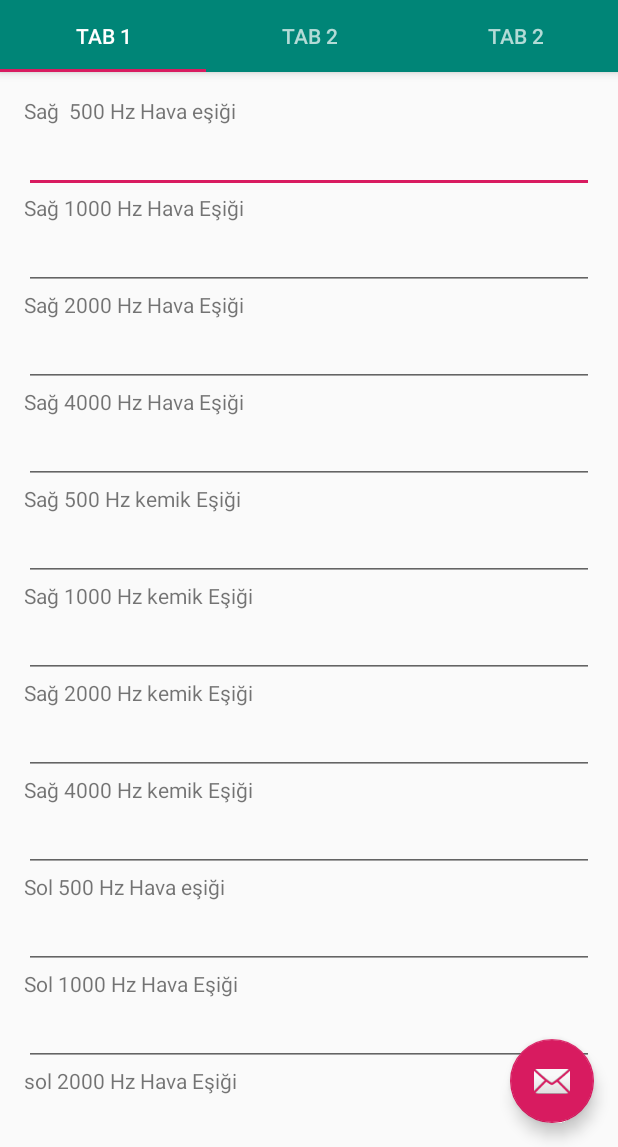
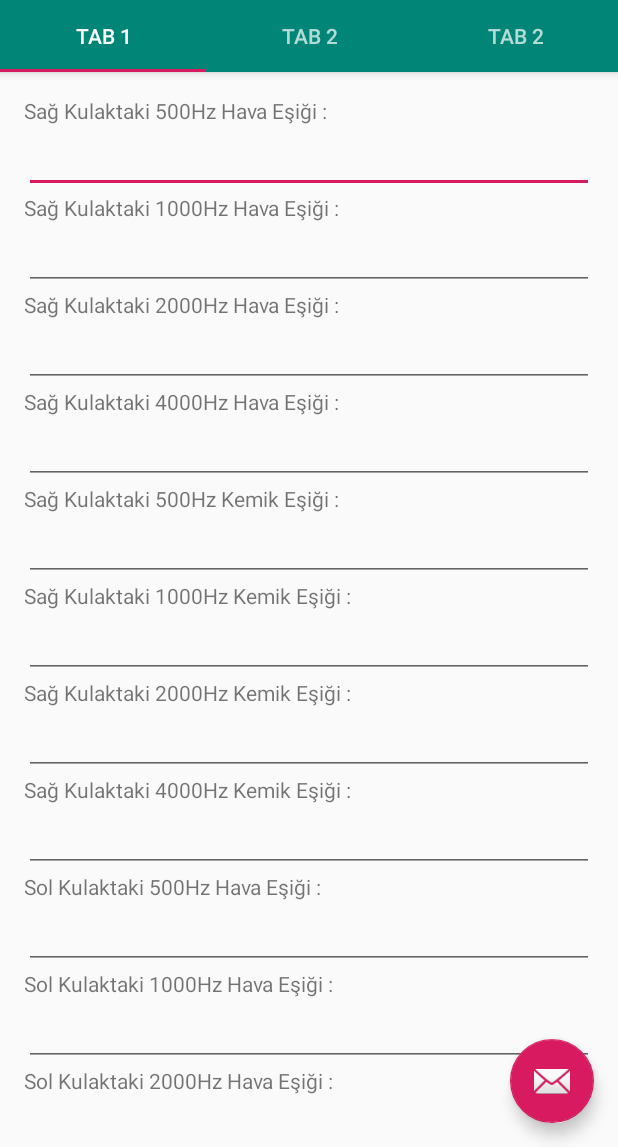
Before and after one commit to ozdemirmelih/PureToneTools, an Android app: the screen it shows after launch (MainActivity), on a phone screen of 412 x 824 dp, the part 89-1236 px from its top. Run offline under Robolectric (Android 15) with nearby library versions, the phone set to English and light mode, and no system bars.

Commit message:
put completed strings.xml
Todo fix static context call

```diff
--- a/app/src/main/AndroidManifest.xml
+++ b/app/src/main/AndroidManifest.xml
@@ -3,6 +3,7 @@
     package="com.example.puretonetools">
 
     <application
+        android:name="com.example.puretonetools.PtaCalc"
         android:allowBackup="true"
         android:icon="@mipmap/ic_launcher"
         android:label="@string/app_name"
--- a/app/src/main/java/com/example/puretonetools/MainActivity.java
+++ b/app/src/main/java/com/example/puretonetools/MainActivity.java
@@ -20,6 +20,7 @@ public class MainActivity extends AppCompatActivity {
     @Override
     protected void onCreate(Bundle savedInstanceState) {
         super.onCreate(savedInstanceState);
+
         setContentView(R.layout.activity_main);
         SectionsPagerAdapter sectionsPagerAdapter = new SectionsPagerAdapter(this, getSupportFragmentManager());
         ViewPager viewPager = findViewById(R.id.view_pager);
--- a/app/src/main/java/com/example/puretonetools/SrtFragment.java
+++ b/app/src/main/java/com/example/puretonetools/SrtFragment.java
@@ -78,9 +78,9 @@ public class SrtFragment extends Fragment implements OnClickListener {
         Button sonra = (Button) getView().findViewById(R.id.sonraki);
         sonra.setOnClickListener(this);
         if (isSDS) {
-            once.setText("Yanlış");
-            basa.setText("Sonraki Liste");
-            sonra.setText("Doğru");
+            once.setText(R.string.yanlis);
+            basa.setText(R.string.degis);
+            sonra.setText(R.string.dogru);
             pert.setVisibility(View.VISIBLE);
             srtText.setText("Kas");
         }
--- a/app/src/main/res/layout/fragment_pta.xml
+++ b/app/src/main/res/layout/fragment_pta.xml
@@ -24,7 +24,7 @@
                 <TextView
                     android:layout_width="match_parent"
                     android:layout_height="match_parent"
-                    android:text="Sağ  500 Hz Hava eşiği"
+                    android:text="@string/besyuz_hava_sag_esik"
                     />
                 >
                 <EditText
@@ -41,7 +41,7 @@
                 <TextView
                     android:layout_width="wrap_content"
                     android:layout_height="wrap_content"
-                    android:text="Sağ 1000 Hz Hava Eşiği"
+                    android:text="@string/bin_hava_sag_esik"
                     />
                 <EditText
                     android:id="@+id/binhava"
@@ -57,7 +57,7 @@
                 <TextView
                     android:layout_width="match_parent"
                     android:layout_height="wrap_content"
-                    android:text="Sağ 2000 Hz Hava Eşiği"
+                    android:text="@string/ikibin_hava_sag_esik"
                     />
                 <EditText
                     android:id="@+id/ikibinhava"
@@ -74,7 +74,7 @@
                 <TextView
                     android:layout_width="wrap_content"
                     android:layout_height="wrap_content"
-                    android:text="Sağ 4000 Hz Hava Eşiği"
+                    android:text="@string/dortbin_hava_sag_esik"
                     />
                 <EditText
                     android:id="@+id/dortbinhava"
@@ -92,7 +92,7 @@
                 <TextView
                     android:layout_width="match_parent"
                     android:layout_height="match_parent"
-                    android:text="Sağ 500 Hz kemik Eşiği"
+                    android:text="@string/besyuz_kemik_sag_esik"
                     />
                 <EditText
                     android:id="@+id/besyuzkemik"
@@ -110,7 +110,7 @@
                 <TextView
                     android:layout_width="match_parent"
                     android:layout_height="match_parent"
-                    android:text="Sağ 1000 Hz kemik Eşiği"
+                    android:text="@string/bin_kemik_sag_esik"
                     />
                 <EditText
                     android:id="@+id/binkemik"
@@ -127,7 +127,7 @@
                 <TextView
                     android:layout_width="match_parent"
                     android:layout_height="match_parent"
-                    android:text="Sağ 2000 Hz kemik Eşiği"
+                    android:text="@string/ikibin_kemik_sag_esik"
                     />
                 <EditText
                     android:id="@+id/ikibinkemik"
@@ -146,7 +146,7 @@
                 <TextView
                     android:layout_width="match_parent"
                     android:layout_height="match_parent"
-                    android:text="Sağ 4000 Hz kemik Eşiği" />
+                    android:text="@string/dortbin_kemik_sag_esik" />
 
                 <EditText
                     android:id="@+id/dortbinkemik"
@@ -165,7 +165,7 @@
                 <TextView
                     android:layout_width="match_parent"
                     android:layout_height="match_parent"
-                    android:text="Sol 500 Hz Hava eşiği" />
+                    android:text="@string/besyuz_hava_sol_esik" />
                 >
 
                 <EditText
@@ -185,7 +185,7 @@
                 <TextView
                     android:layout_width="wrap_content"
                     android:layout_height="wrap_content"
-                    android:text="Sol 1000 Hz Hava Eşiği" />
+                    android:text="@string/bin_hava_sol_esik" />
 
                 <EditText
                     android:id="@+id/solbinhava"
@@ -204,7 +204,7 @@
                 <TextView
                     android:layout_width="match_parent"
                     android:layout_height="wrap_content"
-                    android:text="sol 2000 Hz Hava Eşiği" />
+                    android:text="@string/ikibin_hava_sol_esik" />
 
                 <EditText
                     android:id="@+id/solikibinhava"
@@ -224,7 +224,7 @@
                 <TextView
                     android:layout_width="wrap_content"
                     android:layout_height="wrap_content"
-                    android:text="sol 4000 Hz Hava Eşiği" />
+                    android:text="@string/dortbin_hava_sol_esik" />
 
                 <EditText
                     android:id="@+id/soldortbinhava"
@@ -244,7 +244,7 @@
                 <TextView
                     android:layout_width="match_parent"
                     android:layout_height="match_parent"
-                    android:text="sol 500 Hz kemik Eşiği" />
+                    android:text="@string/besyuz_kemik_sol_esik" />
 
                 <EditText
                     android:id="@+id/solbesyuzkemik"
@@ -264,7 +264,7 @@
                 <TextView
                     android:layout_width="match_parent"
                     android:layout_height="match_parent"
-                    android:text="sol 1000 Hz kemik Eşiği" />
+                    android:text="@string/bin_kemik_sol_esik" />
 
                 <EditText
                     android:id="@+id/solbinkemik"
@@ -284,7 +284,7 @@
                 <TextView
                     android:layout_width="match_parent"
                     android:layout_height="match_parent"
-                    android:text="sol 2000 Hz kemik Eşiği" />
+                    android:text="@string/ikibin_kemik_sol_esik" />
 
                 <EditText
                     android:id="@+id/solikibinkemik"
@@ -302,7 +302,7 @@
                 <TextView
                     android:layout_width="match_parent"
                     android:layout_height="match_parent"
-                    android:text="4000 Hz kemik Eşiği" />
+                    android:text="@string/dortbin_kemik_sol_esik" />
 
                 <EditText
                     android:id="@+id/soldortbinkemik"
@@ -321,15 +321,13 @@
                     android:layout_width="0dp"
                     android:text="temizle"
                     android:layout_height="match_parent"
-                    android:layout_weight="1"
-                    android:onClick="clickClean"/>
+                    android:layout_weight="1" />
                 <Button
                     android:id="@+id/Hesapla"
                     android:text="hesapla"
                     android:layout_width="0dp"
                     android:layout_weight="1"
-                    android:layout_height="match_parent"
-                    android:onClick="clickCalculate"/>
+                    android:layout_height="match_parent" />
             </LinearLayout>
         </LinearLayout>
     </ScrollView>
--- a/app/src/main/res/values/strings.xml
+++ b/app/src/main/res/values/strings.xml
@@ -1,7 +1,57 @@
 <resources>
     <string name="app_name">PureTone Tools</string>
     <string name="tab_text_1">Tab 1</string>
+    <string name="temizle">Temizle</string>
+    <string name="hesapla">Hesapla</string>
+    <string name="onceki">Önceki</string>
+    <string name="sonraki">Sonraki</string>
+    <string name="basadon">Başa Dön</string>
+    <string name="dogru">Doğru</string>
+    <string name="yanlis">Yanlış</string>
+    <string name="degis">Yeni Liste</string>
+    <string name="normal">İşitme Eşikleri Normal Olarak </string>
+    <string name="hafif">Hafif Derece </string>
+    <string name="orta">Orta Derece</string>
+    <string name="ortaileri">Orta İleri Derece</string>
+    <string name="ileri">İleri Derece</string>
+    <string name="cokileri">Çok İleri Derece</string>
+    <string name="sn">Sensori Nöral Tip Kayıp</string>
+    <string name="iletim">İletim Tip Kayıp</string>
+    <string name="mix">Mix Tip Kayıp</string>
+    <string name="yuksek">Eşiklerden Biri Son Çıkıştan Yüksek </string>
+    <string name="gap">Kemik Yolları Daha Kötü</string>
+    <string name="hava_ort">Hava yolu ortalaması:</string>
+    <string name="kemik_ort">Kemik yolu ortalaması:</string>
+    <string name="sagkulak">Sağ Kulakta</string>
+    <string name="solkulak">Sol Kulakta</string>
+    <string name="kemikotu">Kemik Yolları Daha Kötü.</string>
+
+    <string name="gozlem">Gözlemlenmiştir.</string>
+
+
     <string name="tab_text_2">Tab 2</string>
+    <string name="sonuc">Sonuçlar</string>
+    <string name="sıradaki">Sıradaki Kelime:</string>
+    <string name="besyuz_hava_sag_esik">Sağ Kulaktaki  500Hz Hava Eşiği :</string>
+    <string name="bin_hava_sag_esik">Sağ Kulaktaki 1000Hz Hava Eşiği :</string>
+    <string name="ikibin_hava_sag_esik">Sağ Kulaktaki 2000Hz Hava Eşiği :</string>
+    <string name="dortbin_hava_sag_esik">Sağ Kulaktaki 4000Hz Hava Eşiği :</string>
+    <string name="besyuz_kemik_sag_esik">Sağ Kulaktaki 500Hz Kemik Eşiği :</string>
+    <string name="bin_kemik_sag_esik">Sağ Kulaktaki 1000Hz Kemik Eşiği :</string>
+    <string name="ikibin_kemik_sag_esik">Sağ Kulaktaki 2000Hz Kemik Eşiği :</string>
+    <string name="dortbin_kemik_sag_esik">Sağ Kulaktaki 4000Hz Kemik Eşiği :</string>
+
+
+    <string name="besyuz_hava_sol_esik">Sol Kulaktaki  500Hz Hava Eşiği :</string>
+    <string name="bin_hava_sol_esik">Sol Kulaktaki 1000Hz Hava Eşiği :</string>
+    <string name="ikibin_hava_sol_esik">Sol Kulaktaki 2000Hz Hava Eşiği :</string>
+    <string name="dortbin_hava_sol_esik">Sol Kulaktaki 4000Hz Hava Eşiği :</string>
+    <string name="besyuz_kemik_sol_esik">Sol Kulaktaki 500Hz Kemik Eşiği :</string>
+    <string name="bin_kemik_sol_esik">Sol Kulaktaki 1000Hz Kemik Eşiği :</string>
+    <string name="ikibin_kemik_sol_esik">Sol Kulaktaki 2000Hz Kemik Eşiği :</string>
+    <string name="dortbin_kemik_sol_esik">Sol Kulaktaki 4000Hz Kemik Eşiği :</string>
+
+
     <string-array name="srt_list">
         <item>SRT</item>
         <item>Hatıra</item>
```
Also changed, not shown: app/src/main/java/com/example/puretonetools/PtaCalc.java (+35 -15 lines), app/src/main/res/layout/fragment_srt.xml (+6 -6 lines).
